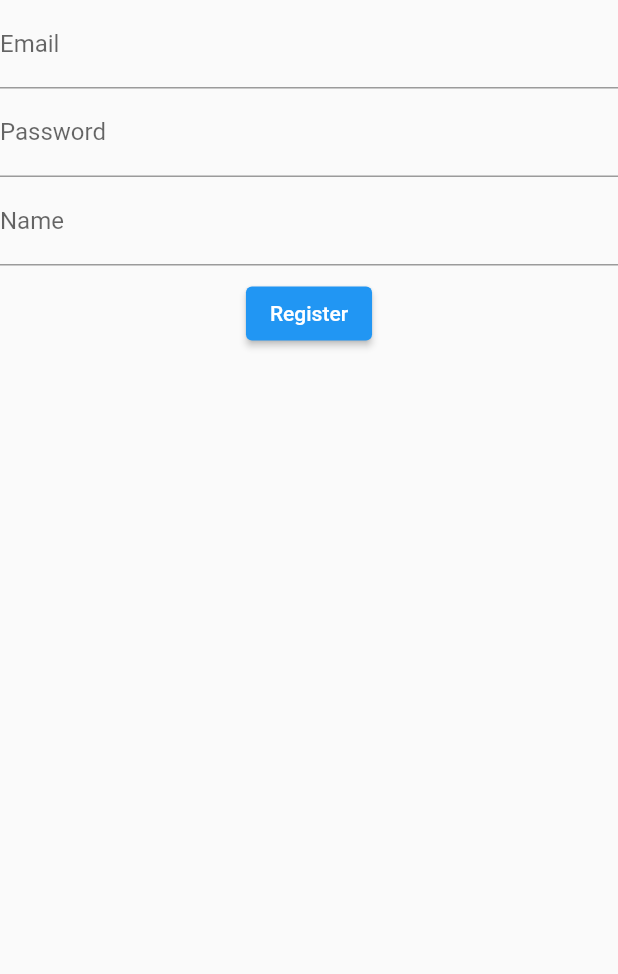
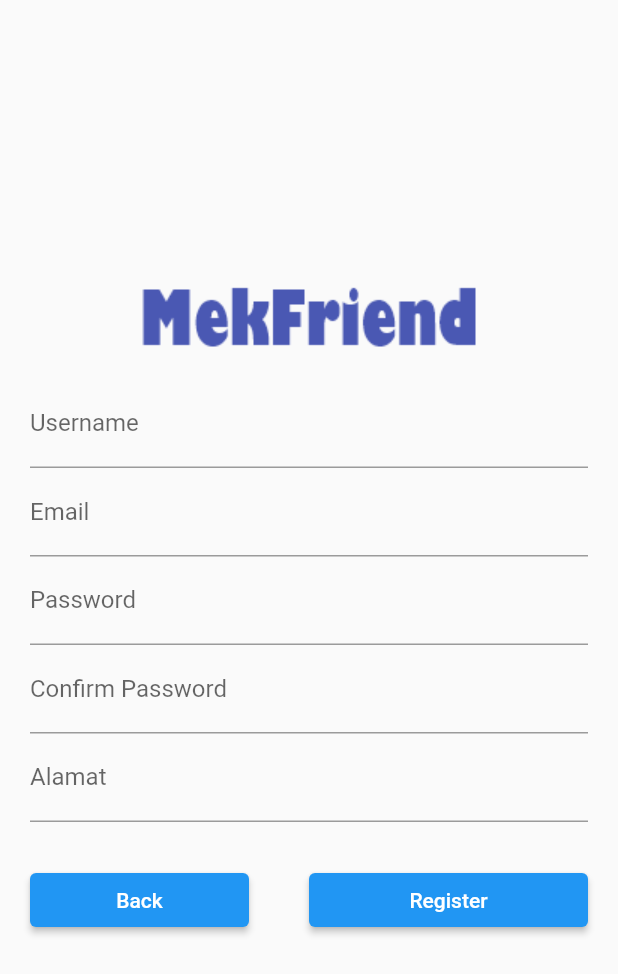
Before and after one commit to mellntus/mekfriend_mobile, a Flutter app: the screen it shows after launch, after a tap on "Register", on a phone screen of 412 x 824 dp. Shown: the top 974 px of the screen. Run offline on Flutter 3.47's test engine with Material 2 defaults, Android fonts, the phone set to English and light mode, and no system bars; our stand-ins replace firebase_auth, firebase_core, firebase_database; accounts and stored records are empty; network calls fail.

Commit message:
Login and Register feature

```diff
--- a/lib/home_page.dart
+++ b/lib/home_page.dart
@@ -69,6 +69,7 @@ class _HomePageState extends State<HomePage> {
                   },
                   child: const Text("Logout")
               ),
+              Image.asset('assets/images/mail.png')
             ],
           ),
         ),
--- a/lib/login_page.dart
+++ b/lib/login_page.dart
@@ -41,6 +41,11 @@ class _LoginPageState extends State<LoginPage> {
         child: SingleChildScrollView(
           child: Column(
             children: [
+              Image.asset('assets/images/MekFriend.png'),
+              Padding(
+                padding: EdgeInsets.all(30),
+                child: Column(
+                  children: [
                     TextField(
                       controller: _emailController,
                       decoration: InputDecoration(
@@ -57,18 +62,34 @@ class _LoginPageState extends State<LoginPage> {
                     const SizedBox(
                       height: 8,
                     ),
-              ElevatedButton(
+                    Row(
+                      children: [
+                        Expanded(
+                          child: ElevatedButton(
                               onPressed: () {
                                 login(Navigator.of(context), _emailController.text, _passController.text);
                               },
                               child: const Text("Login")
                           ),
-              ElevatedButton(
+                        ),
+                      ],
+                    ),
+                    Row(
+                      children: [
+                        Expanded(
+                          child: ElevatedButton(
                               onPressed: () {
                                 Navigator.push(context, MaterialPageRoute(builder: (builder)=> RegisterPage()));
                               },
                               child: const Text("Register")
+                          ),
+                        ),
+                      ],
                     )
+                  ],
+                ),
+              ),
+
             ],
           ),
         ),
--- a/lib/register_page.dart
+++ b/lib/register_page.dart
@@ -2,7 +2,9 @@ import 'package:firebase_auth/firebase_auth.dart';
 import 'package:firebase_database/firebase_database.dart';
 import 'package:flutter/material.dart';
 import 'package:test_flutter/home_page.dart';
+import 'package:test_flutter/login_page.dart';
 import 'package:test_flutter/routes/route.dart' as route;
+import 'package:intl/intl.dart';
 
 class RegisterPage extends StatefulWidget {
   const RegisterPage({Key? key}) : super(key: key);
@@ -18,8 +20,9 @@ class _RegisterPageState extends State<RegisterPage> {
 
   final TextEditingController _emailController = TextEditingController();
   final TextEditingController _passController = TextEditingController();
+  final TextEditingController _confirmPassController = TextEditingController();
   final TextEditingController _nameController = TextEditingController();
-
+  final TextEditingController _alamatController = TextEditingController();
 
   @override
   void initState() {
@@ -29,10 +32,12 @@ class _RegisterPageState extends State<RegisterPage> {
     firebaseDatabase = FirebaseDatabase.instance;
   }
 
-  void saveDataToDatabase(NavigatorState nav,String email, String name) {
+  void saveDataToDatabase(NavigatorState nav,String email, String name, String alamat) {
     firebaseDatabase.ref("users_test/${firebaseAuth.currentUser!.uid}").set({
+      "alamat": alamat,
       "email": email,
-      "name": name
+      "last_login": DateFormat("d MMMM yyyy").format(DateTime.now()),
+      "username": name
     }).then((value) {
       ScaffoldMessenger.of(context).showSnackBar(const SnackBar(content: Text("Login successful")));
       nav.pushNamedAndRemoveUntil(route.homePage, (route) => false);
@@ -42,23 +47,49 @@ class _RegisterPageState extends State<RegisterPage> {
 
   }
 
-  void register(NavigatorState nav, String email, String password, String name) {
-    firebaseAuth.createUserWithEmailAndPassword(email: email, password: password).then((value) {
-      saveDataToDatabase(nav, email, name);
+  void backLogin(NavigatorState nav){
+    ScaffoldMessenger.of(context).showSnackBar(const SnackBar(content: Text("Navigating to Register...")));
+    nav.pushNamedAndRemoveUntil(route.loginPage, (route) => false);
+  }
+
+  void register(NavigatorState nav, String email, String password, String name,
+      String confirmPassword, String alamat) {
+    if(password == confirmPassword) {
+      firebaseAuth.createUserWithEmailAndPassword(
+          email: email, password: password).then((value) {
+        saveDataToDatabase(nav, email, name, alamat);
       }).onError((error, stackTrace) {
-      ScaffoldMessenger.of(context).showSnackBar(SnackBar(content: Text("Error: ${error.toString()}")));
+        ScaffoldMessenger.of(context).showSnackBar(
+            SnackBar(content: Text("Error: ${error.toString()}")));
       });
+    }else{
+      ScaffoldMessenger.of(context).showSnackBar(
+          SnackBar(content: Text("Error: Password Doesn't Match")));
+    }
   }
 
   @override
   Widget build(BuildContext context) {
     return Scaffold(
-      body: Column(
-        children: [
-          Center(
+      body: Center(
         child: SingleChildScrollView(
           child: Column(
             children: [
+              Image.asset('assets/images/MekFriend.png'),
+              Padding(
+                padding: const EdgeInsets.only(
+                  left: 20,
+                  right: 20,
+                  top: 10
+                ),
+                child: Column(
+                  children: [
+                    TextField(
+                      controller: _nameController,
+                      decoration: InputDecoration(
+                          labelText: "Username"
+                      ),
+                    ),
                     TextField(
                       controller: _emailController,
                       decoration: InputDecoration(
@@ -73,26 +104,58 @@ class _RegisterPageState extends State<RegisterPage> {
                       ),
                     ),
                     TextField(
-                    controller: _nameController,
+                      controller: _confirmPassController,
+                      obscureText: true,
                       decoration: InputDecoration(
-                        labelText: "Name"
+                          labelText: "Confirm Password"
+                      ),
+                    ),
+                    TextField(
+                      controller: _alamatController,
+                      obscureText: true,
+                      decoration: InputDecoration(
+                          labelText: "Alamat"
+                      ),
+                    )
+                  ],
                 ),
               ),
               const SizedBox(
                 height: 8,
               ),
-                  ElevatedButton(
+              Padding(
+                padding: const EdgeInsets.all(20),
+                child: Row(
+                  mainAxisAlignment: MainAxisAlignment.spaceBetween,
+                  children: [
+                    Expanded(
+                      child: Padding(
+                        padding: const EdgeInsets.only(
+                          right: 40
+                        ),
+                        child: ElevatedButton(
                             onPressed: () {
-                        register(Navigator.of(context) , _emailController.text, _passController.text, _nameController.text);
+                              backLogin(Navigator.of(context));
+                            },
+                            child: const Text("Back")
+                        ),
+                      ),
+                    ),
+                    Expanded(
+                      child: ElevatedButton(
+                          onPressed: () {
+                            register(Navigator.of(context) , _emailController.text, _passController.text, _nameController.text, _confirmPassController.text, _alamatController.text);
                           },
                           child: const Text("Register")
+                      ),
+                    )
+                  ],
+                ),
               )
             ],
           ),
         ),
       ),
-        ],
-      ),
     );
   }
 }
--- a/lib/splash_page.dart
+++ b/lib/splash_page.dart
@@ -2,6 +2,7 @@ import 'package:firebase_auth/firebase_auth.dart';
 import 'package:flutter/material.dart';
 import 'package:test_flutter/home_page.dart';
 import 'package:test_flutter/login_page.dart';
+import 'package:test_flutter/routes/route.dart' as route;
 
 class SplashPage extends StatefulWidget {
   const SplashPage({Key? key}) : super(key: key);
@@ -15,9 +16,10 @@ class _SplashPageState extends State<SplashPage> {
 
   void _checkAuth() {
     if (FirebaseAuth.instance.currentUser != null) {
-      Navigator.push(context, MaterialPageRoute(builder: (builder) => HomePage()));
+      Navigator.pushNamedAndRemoveUntil(context, route.homePage, (route) => false);
+
     } else {
-      Navigator.push(context, MaterialPageRoute(builder: (builder) => LoginPage()));
+      Navigator.pushNamedAndRemoveUntil(context, route.loginPage, (route) => false);
     }
   }
 
--- a/pubspec.yaml
+++ b/pubspec.yaml
@@ -58,6 +58,8 @@ flutter:
   # included with your application, so that you can use the icons in
   # the material Icons class.
   uses-material-design: true
+  assets:
+    - assets/images/
 
   # To add assets to your application, add an assets section, like this:
   # assets:
```
Also changed, not shown: assets/images/MF.png (added), assets/images/MekFriend.png (added), assets/images/facebook.png (added), assets/images/google.png (added), assets/images/mail.png (added), assets/images/miru_4.png (added), assets/images/sincan.png (added). Lines whose indentation alone changed are shown as unchanged.
